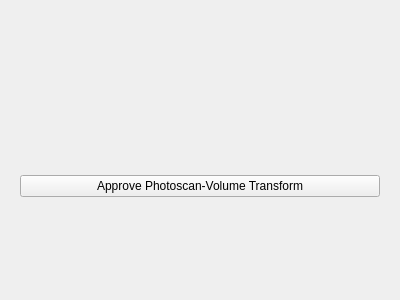
The window that OpenLIFUTransducerTracker/Resources/UI/TransducerTrackingWizard.ui (OpenwaterHealth/SlicerOpenLIFU) describes before a commit, drawn with Qt 5.
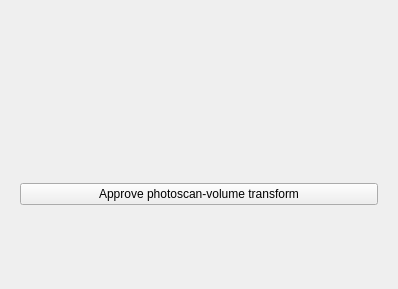
The same window after the commit. The open tabs and pages were chosen to show the change. Custom widgets are drawn as their Qt base class.

Commit message: Add transform approval status messages to wizard (#199)

The edit to the form file:
```diff
--- a/OpenLIFUTransducerTracker/Resources/UI/TransducerTrackingWizard.ui
+++ b/OpenLIFUTransducerTracker/Resources/UI/TransducerTrackingWizard.ui
@@ -6,8 +6,8 @@
    <rect>
     <x>0</x>
     <y>0</y>
-    <width>400</width>
-    <height>300</height>
+    <width>398</width>
+    <height>289</height>
    </rect>
   </property>
   <property name="windowTitle">
@@ -99,10 +99,17 @@
      </widget>
      <widget class="QWidget" name="PhotoscanVolumeTracking">
       <layout class="QVBoxLayout" name="verticalLayout_5">
+       <item>
+        <widget class="QLabel" name="photoscanVolumeTransformApprovalStatusLabel">
+         <property name="text">
+          <string/>
+         </property>
+        </widget>
+       </item>
        <item>
         <widget class="QPushButton" name="approvePhotoscanVolumeTransform">
          <property name="text">
-          <string>Approve Photoscan-Volume Transform</string>
+          <string>Approve photoscan-volume transform</string>
          </property>
         </widget>
        </item>
```
Left out of the diff: 11 changed lines with no effect on the pictures. The commit also changes 1 other file.
